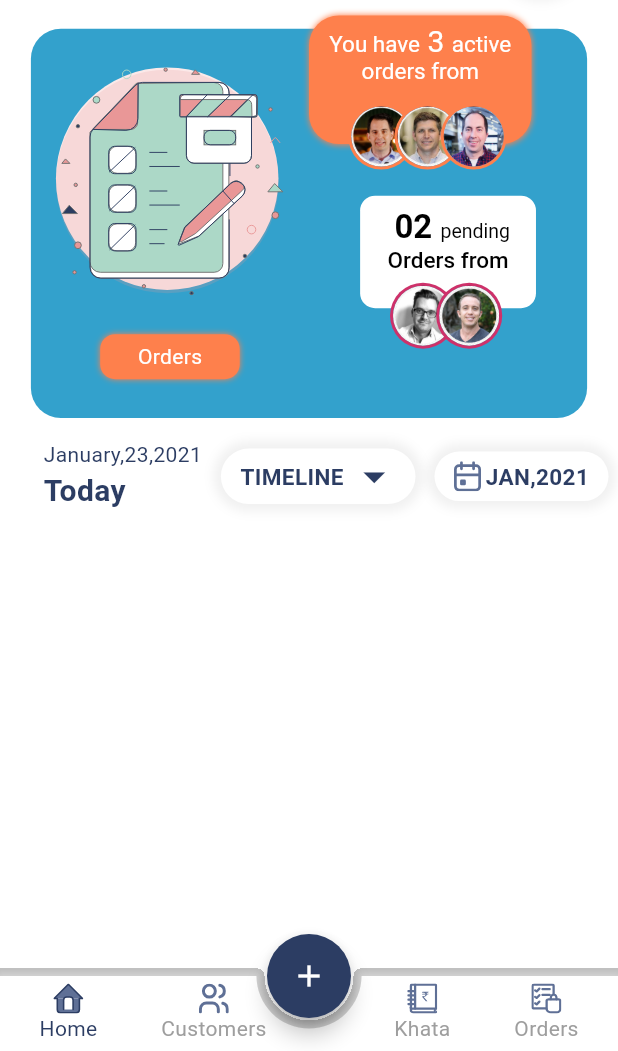
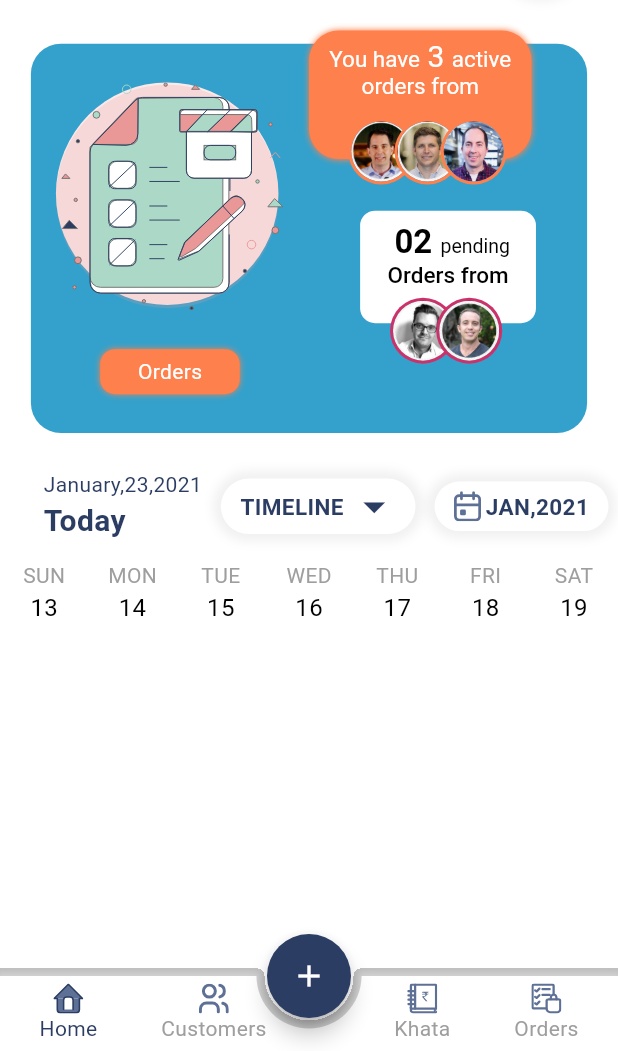
Before and after one commit to ansilmirfan/mypcot, a Flutter app: the screen it shows after launch, on a phone screen of 412 x 824 dp, the part 185-1236 px from its top. Run offline on Flutter 3.47's test engine with Material 3 defaults, Android fonts, the phone set to English and light mode, and no system bars; drawn by our look-alikes of table_calendar; our stand-ins replace flutter_svg.

Commit message:
feat(ui):week calender created,-mpackage:table_calender

```diff
--- a/lib/presentation/screens/home.dart
+++ b/lib/presentation/screens/home.dart
@@ -6,6 +6,7 @@ import 'package:mypcot/presentation/widgets/gap.dart';
 import 'package:mypcot/presentation/widgets/profile_greeting_card.dart';
 import 'package:mypcot/presentation/widgets/profile_picture_avathar.dart';
 import 'package:mypcot/presentation/widgets/quick_highlight_list.dart';
+import 'package:mypcot/presentation/widgets/week_calender.dart';
 
 class Home extends StatelessWidget {
   const Home({super.key});
@@ -20,8 +21,12 @@ class Home extends StatelessWidget {
           crossAxisAlignment: CrossAxisAlignment.start,
           children: [
             const ProfileGreetingCard(),
+            Gap(gap: 10),
             const QuickHighlightList(),
+            Gap(gap: 10),
             DateFilterRow(),
+            Gap(gap: 10),
+            WeekCalendar(),
           ],
         ),
       ),
--- /dev/null
+++ b/lib/presentation/widgets/week_calender.dart
@@ -0,0 +1,84 @@
+// ignore_for_file: library_private_types_in_public_api
+
+import 'package:flutter/material.dart';
+import 'package:mypcot/presentation/theme/colors/app_colors.dart';
+import 'package:table_calendar/table_calendar.dart';
+
+class WeekCalendar extends StatefulWidget {
+  const WeekCalendar({super.key});
+
+  @override
+  _WeekCalendarState createState() => _WeekCalendarState();
+}
+
+class _WeekCalendarState extends State<WeekCalendar> {
+  DateTime _focusedDay = DateTime.now();
+  DateTime? _selectedDay;
+
+  @override
+  Widget build(BuildContext context) {
+    return TableCalendar(
+      firstDay: DateTime.utc(2020, 1, 1),
+      lastDay: DateTime.utc(2030, 12, 31),
+      focusedDay: _focusedDay,
+      selectedDayPredicate: (day) => isSameDay(_selectedDay, day),
+      onDaySelected: (selectedDay, focusedDay) {
+        setState(() {
+          _selectedDay = selectedDay;
+          _focusedDay = focusedDay;
+        });
+      },
+      calendarFormat: CalendarFormat.week,
+      availableCalendarFormats: const {CalendarFormat.week: 'Week'},
+      headerVisible: false,
+      daysOfWeekVisible: false,
+      calendarStyle: const CalendarStyle(outsideDaysVisible: false),
+      calendarBuilders: CalendarBuilders(
+        defaultBuilder: (context, day, _) {
+          return _buildDayCell(day, isSelected: false);
+        },
+        selectedBuilder: (context, day, _) {
+          return _buildDayCell(day, isSelected: true);
+        },
+        todayBuilder: (context, day, _) {
+          return _buildDayCell(day, isSelected: false);
+        },
+      ),
+    );
+  }
+
+  Widget _buildDayCell(DateTime day, {required bool isSelected}) {
+    final dateColor = isSelected ? AppColors.teal : Colors.black;
+    final weekColor = isSelected ? AppColors.teal : Colors.grey;
+    return Column(
+      mainAxisSize: MainAxisSize.min,
+      mainAxisAlignment: MainAxisAlignment.center,
+      children: [
+        Text(
+          _weekdayLabel(day.weekday),
+          style: TextStyle(
+            color: weekColor,
+            fontWeight: isSelected ? FontWeight.bold : FontWeight.normal,
+          ),
+        ),
+
+        Text(
+          '${day.day}',
+          style: TextStyle(
+            color: dateColor,
+            fontSize: 16,
+            fontWeight: isSelected ? FontWeight.bold : FontWeight.normal,
+          ),
+        ),
+        Badge(
+          backgroundColor: isSelected ? AppColors.teal : Colors.transparent,
+        ),
+      ],
+    );
+  }
+
+  String _weekdayLabel(int weekday) {
+    const weekdays = ['MON', 'TUE', 'WED', 'THU', 'FRI', 'SAT', 'SUN'];
+    return weekdays[weekday - 1];
+  }
+}
--- a/pubspec.yaml
+++ b/pubspec.yaml
@@ -32,13 +32,9 @@ dependencies:
   flutter:
     sdk: flutter
   flutter_svg: ^2.0.17
+  table_calendar: ^3.2.0
 
 dev_dependencies:
-  # The "flutter_lints" package below contains a set of recommended lints to
-  # encourage good coding practices. The lint set provided by the package is
-  # activated in the `analysis_options.yaml` file located at the root of your
-  # package. See that file for information about deactivating specific lint
-  # rules and activating additional ones.
   flutter_lints: ^5.0.0
   flutter_test:
     sdk: flutter
```
Also changed, not shown: pubspec.lock.
